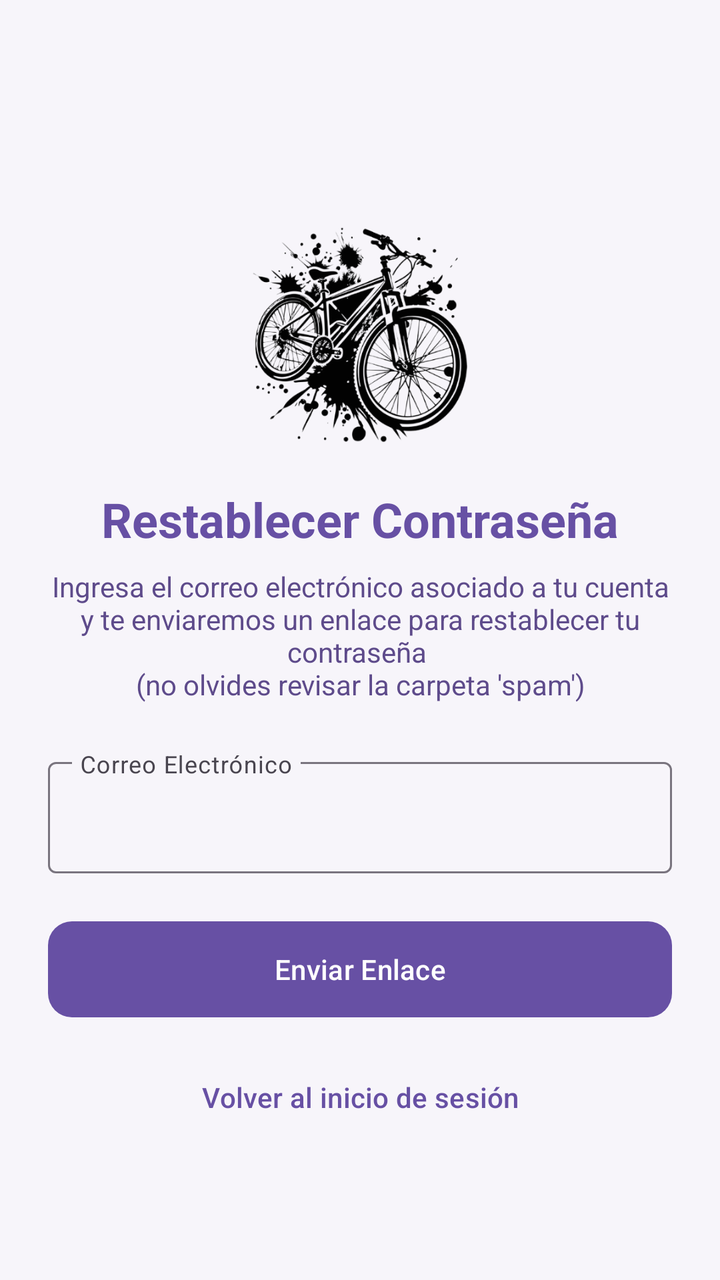
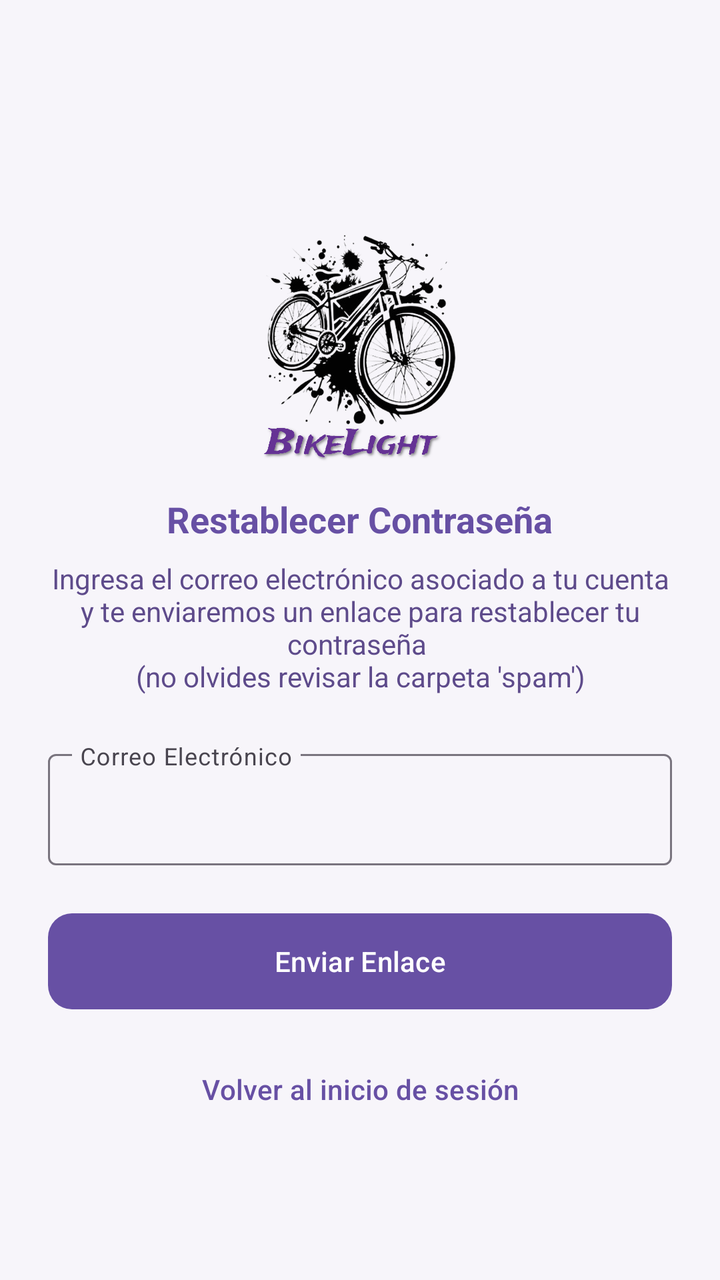

Before-and-after screenshots of an Android layout around one commit, followed by the original layout XML and the change that was made.
<!-- AndroidManifest.xml: application theme Theme.BikeLight -->
<!-- res/layout/activity_reset_password.xml -->
<?xml version="1.0" encoding="utf-8"?>
<ScrollView xmlns:android="http://schemas.android.com/apk/res/android"
    xmlns:app="http://schemas.android.com/apk/res-auto"
    android:layout_width="match_parent"
    android:layout_height="match_parent"
    android:fillViewport="true"
    android:padding="24dp"
    android:background="@color/bikelight_bg">

    <LinearLayout
        android:layout_width="match_parent"
        android:layout_height="wrap_content"
        android:orientation="vertical"
        android:gravity="center">

        <ImageView
            android:id="@+id/imgLogoReset"
            android:layout_width="120dp"
            android:layout_height="120dp"
            android:layout_marginTop="40dp"
            app:srcCompat="@drawable/bici" />

        <TextView
            android:id="@+id/tvResetTitle"
            android:layout_width="wrap_content"
            android:layout_height="wrap_content"
            android:layout_marginTop="16dp"
            android:text="Restablecer Contraseña"
            android:textColor="@color/bikelight_primary"
            android:textSize="24sp"
            android:textStyle="bold" />

        <TextView
            android:id="@+id/tvResetDescription"
            android:layout_width="match_parent"
            android:layout_height="wrap_content"
            android:layout_marginTop="8dp"
            android:layout_marginBottom="24dp"
            android:gravity="center"
            android:text="Ingresa el correo electrónico asociado a tu cuenta y te enviaremos un enlace para restablecer tu contraseña \n(no olvides revisar la carpeta 'spam')"
            android:textColor="@color/bikelight_card"
            android:textSize="14sp" />

        <com.google.android.material.textfield.TextInputLayout
            android:id="@+id/tilResetEmail"
            android:layout_width="match_parent"
            android:layout_height="wrap_content"
            android:layout_marginBottom="20dp"
            android:hint="Correo Electrónico"
            app:expandedHintEnabled="false">

            <com.google.android.material.textfield.TextInputEditText
                android:id="@+id/etResetEmail"
                android:layout_width="match_parent"
                android:layout_height="wrap_content"
                android:inputType="textEmailAddress" />
        </com.google.android.material.textfield.TextInputLayout>

        <com.google.android.material.button.MaterialButton
            android:id="@+id/btnSendResetEmail"
            android:layout_width="match_parent"
            android:layout_height="56dp"
            android:text="Enviar Enlace"
            android:textColor="@color/white"
            app:cornerRadius="12dp"
            app:backgroundTint="@color/bikelight_primary"/>

        <com.google.android.material.button.MaterialButton
            android:id="@+id/btnBackToLogin"
            style="@style/Widget.Material3.Button.TextButton"
            android:layout_width="match_parent"
            android:layout_height="wrap_content"
            android:layout_marginTop="12dp"
            android:text="Volver al inicio de sesión"
            android:textColor="@color/bikelight_primary"/>

    </LinearLayout>
</ScrollView>
<!-- resources referenced by this layout -->
<resources>
  <color name="bikelight_bg">#F7F5FA</color>
  <color name="bikelight_card">#5E4B8B</color>
  <color name="bikelight_primary">#6750A4</color>
  <color name="white">#FFFFFF</color>
  <!-- drawable bici: png bitmap (drawable, 195847 bytes) -->
  <style name="Theme.BikeLight" parent="Base.Theme.BikeLight" />
  <style name="Base.Theme.BikeLight" parent="Theme.Material3.DayNight.NoActionBar">
          
          
      </style>
</resources>

<!-- the commit's change to res/layout/activity_reset_password.xml (unified diff, before → after) -->
@@ -27,7 +27,7 @@
             android:layout_marginTop="16dp"
             android:text="Restablecer Contraseña"
             android:textColor="@color/bikelight_primary"
-            android:textSize="24sp"
+            android:textSize="18sp"
             android:textStyle="bold" />
 
         <TextView
<!-- resource entries referenced after the edit -->
@@ -4,7 +4,7 @@
   <color name="bikelight_card">#5E4B8B</color>
   <color name="bikelight_primary">#6750A4</color>
   <color name="white">#FFFFFF</color>
-  <!-- drawable bici: png bitmap (drawable, 195847 bytes) -->
+  <!-- drawable bici: png bitmap (drawable, 1016505 bytes) -->
   <style name="Theme.BikeLight" parent="Base.Theme.BikeLight" />
   <style name="Base.Theme.BikeLight" parent="Theme.Material3.DayNight.NoActionBar">
           
